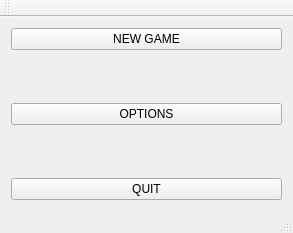
Old version of the form menu.ui in the repository MarcineG/TicTacToe2.
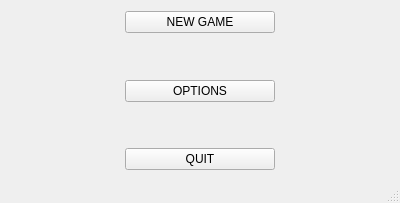
New version of the form.

The edit to the form file:
```diff
--- a/menu.ui
+++ b/menu.ui
@@ -6,15 +6,40 @@
    <rect>
     <x>0</x>
     <y>0</y>
-    <width>293</width>
-    <height>233</height>
+    <width>287</width>
+    <height>203</height>
    </rect>
   </property>
+  <property name="minimumSize">
+   <size>
+    <width>0</width>
+    <height>0</height>
+   </size>
+  </property>
   <property name="windowTitle">
    <string>Menu</string>
   </property>
   <widget class="QWidget" name="centralWidget">
-   <layout class="QVBoxLayout" name="verticalLayout_2">
+   <property name="minimumSize">
+    <size>
+     <width>400</width>
+     <height>0</height>
+    </size>
+   </property>
+   <layout class="QHBoxLayout" name="horizontalLayout">
+    <item>
+     <spacer name="horizontalSpacer">
+      <property name="orientation">
+       <enum>Qt::Horizontal</enum>
+      </property>
+      <property name="sizeHint" stdset="0">
+       <size>
+        <width>111</width>
+        <height>20</height>
+       </size>
+      </property>
+     </spacer>
+    </item>
     <item>
      <layout class="QVBoxLayout" name="verticalLayout">
       <item>
@@ -32,7 +57,7 @@
         <property name="sizeHint" stdset="0">
          <size>
           <width>20</width>
-          <height>40</height>
+          <height>45</height>
          </size>
         </property>
        </spacer>
@@ -52,13 +77,19 @@
         <property name="sizeHint" stdset="0">
          <size>
           <width>20</width>
-          <height>40</height>
+          <height>44</height>
          </size>
         </property>
        </spacer>
       </item>
       <item>
        <widget class="QPushButton" name="quitButton">
+        <property name="minimumSize">
+         <size>
+          <width>150</width>
+          <height>0</height>
+         </size>
+        </property>
         <property name="text">
          <string>QUIT</string>
         </property>
@@ -66,26 +97,21 @@
       </item>
      </layout>
     </item>
+    <item>
+     <spacer name="horizontalSpacer_2">
+      <property name="orientation">
+       <enum>Qt::Horizontal</enum>
+      </property>
+      <property name="sizeHint" stdset="0">
+       <size>
+        <width>111</width>
+        <height>20</height>
+       </size>
+      </property>
+     </spacer>
+    </item>
    </layout>
   </widget>
-  <widget class="QMenuBar" name="menuBar">
-   <property name="geometry">
-    <rect>
-     <x>0</x>
-     <y>0</y>
-     <width>293</width>
-     <height>17</height>
-    </rect>
-   </property>
-  </widget>
-  <widget class="QToolBar" name="mainToolBar">
-   <attribute name="toolBarArea">
-    <enum>TopToolBarArea</enum>
-   </attribute>
-   <attribute name="toolBarBreak">
-    <bool>false</bool>
-   </attribute>
-  </widget>
   <widget class="QStatusBar" name="statusBar"/>
  </widget>
  <layoutdefault spacing="6" margin="11"/>
```
